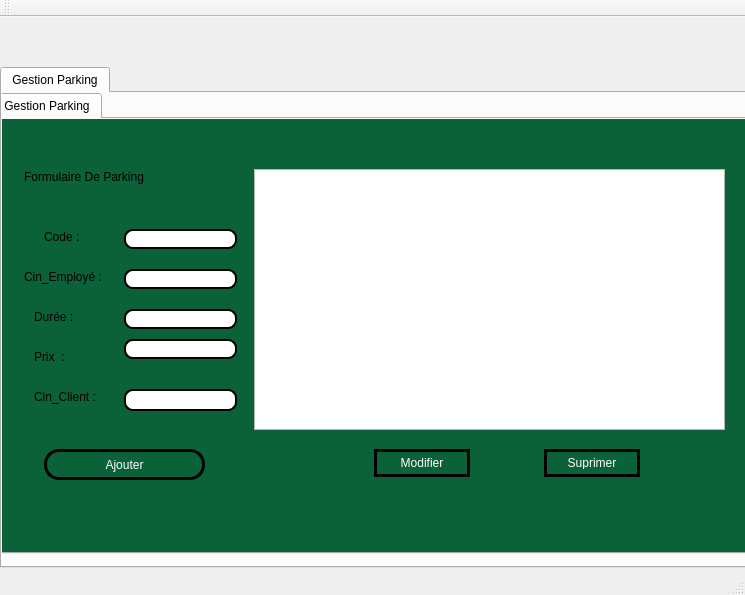
Qt form mainwindow.ui (cyrine00/projet-c-_2A21_G2) before a commit.
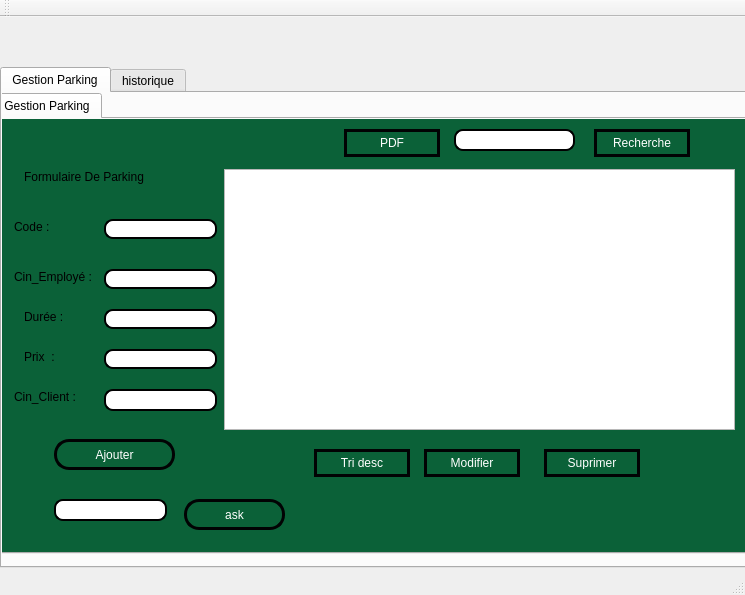
The same form after that commit.

The edit to the form file:
```diff
--- a/mainwindow.ui
+++ b/mainwindow.ui
@@ -55,9 +55,9 @@
        <widget class="QPushButton" name="pbconfirme">
         <property name="geometry">
          <rect>
-          <x>50</x>
-          <y>330</y>
-          <width>161</width>
+          <x>60</x>
+          <y>320</y>
+          <width>121</width>
           <height>31</height>
          </rect>
         </property>
@@ -93,9 +93,9 @@
        <widget class="QLabel" name="label_2">
         <property name="geometry">
          <rect>
-          <x>30</x>
+          <x>20</x>
           <y>150</y>
-          <width>101</width>
+          <width>91</width>
           <height>16</height>
          </rect>
         </property>
@@ -115,8 +115,8 @@
        <widget class="QLineEdit" name="codelin">
         <property name="geometry">
          <rect>
-          <x>130</x>
-          <y>110</y>
+          <x>110</x>
+          <y>100</y>
           <width>113</width>
           <height>20</height>
          </rect>
@@ -135,8 +135,8 @@
        <widget class="QLabel" name="Email">
         <property name="geometry">
          <rect>
-          <x>50</x>
-          <y>110</y>
+          <x>20</x>
+          <y>100</y>
           <width>81</width>
           <height>16</height>
          </rect>
@@ -157,7 +157,7 @@
        <widget class="QLineEdit" name="cin_emp">
         <property name="geometry">
          <rect>
-          <x>130</x>
+          <x>110</x>
           <y>150</y>
           <width>113</width>
           <height>20</height>
@@ -235,7 +235,7 @@
        <widget class="QLabel" name="Email_2">
         <property name="geometry">
          <rect>
-          <x>40</x>
+          <x>30</x>
           <y>190</y>
           <width>81</width>
           <height>16</height>
@@ -257,7 +257,7 @@
        <widget class="QLabel" name="label_3">
         <property name="geometry">
          <rect>
-          <x>40</x>
+          <x>30</x>
           <y>230</y>
           <width>56</width>
           <height>16</height>
@@ -270,7 +270,7 @@
        <widget class="QLineEdit" name="nbh">
         <property name="geometry">
          <rect>
-          <x>130</x>
+          <x>110</x>
           <y>190</y>
           <width>113</width>
           <height>20</height>
@@ -290,8 +290,8 @@
        <widget class="QLineEdit" name="prix">
         <property name="geometry">
          <rect>
-          <x>130</x>
-          <y>220</y>
+          <x>110</x>
+          <y>230</y>
           <width>113</width>
           <height>20</height>
          </rect>
@@ -310,7 +310,7 @@
        <widget class="QLabel" name="label_5">
         <property name="geometry">
          <rect>
-          <x>40</x>
+          <x>20</x>
           <y>270</y>
           <width>91</width>
           <height>16</height>
@@ -323,7 +323,7 @@
        <widget class="QLineEdit" name="cin_cl">
         <property name="geometry">
          <rect>
-          <x>130</x>
+          <x>110</x>
           <y>270</y>
           <width>113</width>
           <height>22</height>
@@ -343,9 +343,9 @@
        <widget class="QTableView" name="tableView">
         <property name="geometry">
          <rect>
-          <x>260</x>
+          <x>230</x>
           <y>50</y>
-          <width>471</width>
+          <width>511</width>
           <height>261</height>
          </rect>
         </property>
@@ -353,7 +353,7 @@
        <widget class="QPushButton" name="pushButton">
         <property name="geometry">
          <rect>
-          <x>380</x>
+          <x>430</x>
           <y>330</y>
           <width>96</width>
           <height>28</height>
@@ -426,6 +426,198 @@
          <string>Suprimer</string>
         </property>
        </widget>
+       <widget class="QPushButton" name="pushButton_3">
+        <property name="geometry">
+         <rect>
+          <x>350</x>
+          <y>10</y>
+          <width>96</width>
+          <height>28</height>
+         </rect>
+        </property>
+        <property name="styleSheet">
+         <string notr="true">QPushButton {
+color: #ffffff;
+border: 3px solid #010203;
+font: 8pt &quot;MS Reference Sans Serif&quot;;
+border-radius: 15px;
+padding: 5px;
+background: qradialgradient(cx: 0.3, cy: -0.4,
+fx: 0.3, fy: -0.4,
+radius: 3, stop: 0 #010203, stop: 1 #c4c9c7);
+min-width: 80px;
+}
+
+QPushButton:hover {
+background: qradialgradient(cx: 0.3, cy: -0.4,
+fx: 0.3, fy: -0.4,
+radius: 3, stop: 0 #010203, stop: 1 #010203);
+}
+
+ QPushButton:pressed {
+background: qradialgradient(cx: 0.4, cy: -0.1,
+fx: 0.4, fy: -0.1,
+radius: 3, stop: 0 #c4c9c7, stop: 1 #c4c9c7);
+}</string>
+        </property>
+        <property name="text">
+         <string>PDF</string>
+        </property>
+       </widget>
+       <widget class="QLineEdit" name="rechercheLine">
+        <property name="geometry">
+         <rect>
+          <x>460</x>
+          <y>10</y>
+          <width>121</width>
+          <height>22</height>
+         </rect>
+        </property>
+        <property name="styleSheet">
+         <string notr="true">QLineEdit
+{
+border-radius:9px;
+border: 2px solid #000000;
+background: qradialgradient(cx: 0.3, cy: -0.4,
+fx: 0.0, fy: -0.0,
+radius: 1.89, stop: 0 #ffffff, stop: 1 #999);
+}</string>
+        </property>
+       </widget>
+       <widget class="QPushButton" name="recherche">
+        <property name="geometry">
+         <rect>
+          <x>600</x>
+          <y>10</y>
+          <width>96</width>
+          <height>28</height>
+         </rect>
+        </property>
+        <property name="styleSheet">
+         <string notr="true">QPushButton {
+color: #ffffff;
+border: 3px solid #010203;
+font: 8pt &quot;MS Reference Sans Serif&quot;;
+border-radius: 15px;
+padding: 5px;
+background: qradialgradient(cx: 0.3, cy: -0.4,
+fx: 0.3, fy: -0.4,
+radius: 3, stop: 0 #010203, stop: 1 #c4c9c7);
+min-width: 80px;
+}
+
+QPushButton:hover {
+background: qradialgradient(cx: 0.3, cy: -0.4,
+fx: 0.3, fy: -0.4,
+radius: 3, stop: 0 #010203, stop: 1 #010203);
+}
+
+ QPushButton:pressed {
+background: qradialgradient(cx: 0.4, cy: -0.1,
+fx: 0.4, fy: -0.1,
+radius: 3, stop: 0 #c4c9c7, stop: 1 #c4c9c7);
+}</string>
+        </property>
+        <property name="text">
+         <string>Recherche</string>
+        </property>
+       </widget>
+       <widget class="QPushButton" name="pushButton_4">
+        <property name="geometry">
+         <rect>
+          <x>320</x>
+          <y>330</y>
+          <width>96</width>
+          <height>28</height>
+         </rect>
+        </property>
+        <property name="styleSheet">
+         <string notr="true">QPushButton {
+color: #ffffff;
+border: 3px solid #010203;
+font: 8pt &quot;MS Reference Sans Serif&quot;;
+border-radius: 15px;
+padding: 5px;
+background: qradialgradient(cx: 0.3, cy: -0.4,
+fx: 0.3, fy: -0.4,
+radius: 3, stop: 0 #010203, stop: 1 #c4c9c7);
+min-width: 80px;
+}
+
+QPushButton:hover {
+background: qradialgradient(cx: 0.3, cy: -0.4,
+fx: 0.3, fy: -0.4,
+radius: 3, stop: 0 #010203, stop: 1 #010203);
+}
+
+ QPushButton:pressed {
+background: qradialgradient(cx: 0.4, cy: -0.1,
+fx: 0.4, fy: -0.1,
+radius: 3, stop: 0 #c4c9c7, stop: 1 #c4c9c7);
+}</string>
+        </property>
+        <property name="text">
+         <string>Tri desc</string>
+        </property>
+       </widget>
+       <widget class="QPushButton" name="pb_ask">
+        <property name="geometry">
+         <rect>
+          <x>190</x>
+          <y>380</y>
+          <width>101</width>
+          <height>31</height>
+         </rect>
+        </property>
+        <property name="styleSheet">
+         <string notr="true">QPushButton {
+color: #ffffff;
+border: 3px solid #010203;
+font: 8pt &quot;MS Reference Sans Serif&quot;;
+border-radius: 15px;
+padding: 5px;
+background: qradialgradient(cx: 0.3, cy: -0.4,
+fx: 0.3, fy: -0.4,
+radius: 3, stop: 0 #010203, stop: 1 #c4c9c7);
+min-width: 80px;
+}
+
+QPushButton:hover {
+background: qradialgradient(cx: 0.3, cy: -0.4,
+fx: 0.3, fy: -0.4,
+radius: 3, stop: 0 #010203, stop: 1 #010203);
+}
+
+ QPushButton:pressed {
+background: qradialgradient(cx: 0.4, cy: -0.1,
+fx: 0.4, fy: -0.1,
+radius: 3, stop: 0 #c4c9c7, stop: 1 #c4c9c7);
+}</string>
+        </property>
+        <property name="text">
+         <string>ask</string>
+        </property>
+       </widget>
+       <widget class="QLineEdit" name="le_pb_ask">
+        <property name="geometry">
+         <rect>
+          <x>60</x>
+          <y>380</y>
+          <width>113</width>
+          <height>22</height>
+         </rect>
+        </property>
+        <property name="styleSheet">
+         <string notr="true">QLineEdit
+{
+border-radius:9px;
+border: 2px solid #000000;
+background: qradialgradient(cx: 0.3, cy: -0.4,
+fx: 0.0, fy: -0.0,
+radius: 1.89, stop: 0 #ffffff, stop: 1 #999);
+}</string>
+        </property>
+       </widget>
        <zorder>label_20</zorder>
        <zorder>pbconfirme</zorder>
        <zorder>label_2</zorder>
@@ -442,9 +634,68 @@
        <zorder>tableView</zorder>
        <zorder>pushButton</zorder>
        <zorder>pushButton_2</zorder>
+       <zorder>pushButton_3</zorder>
+       <zorder>rechercheLine</zorder>
+       <zorder>recherche</zorder>
+       <zorder>pushButton_4</zorder>
+       <zorder>pb_ask</zorder>
+       <zorder>le_pb_ask</zorder>
       </widget>
      </widget>
     </widget>
+    <widget class="QWidget" name="tab">
+     <attribute name="title">
+      <string>historique</string>
+     </attribute>
+     <widget class="QTableView" name="tabpartenaire_2">
+      <property name="geometry">
+       <rect>
+        <x>20</x>
+        <y>40</y>
+        <width>591</width>
+        <height>371</height>
+       </rect>
+      </property>
+     </widget>
+     <widget class="QPushButton" name="pbconfirme_2">
+      <property name="geometry">
+       <rect>
+        <x>610</x>
+        <y>110</y>
+        <width>161</width>
+        <height>31</height>
+       </rect>
+      </property>
+      <property name="styleSheet">
+       <string notr="true">QPushButton {
+color: #ffffff;
+border: 3px solid #010203;
+font: 8pt &quot;MS Reference Sans Serif&quot;;
+border-radius: 15px;
+padding: 5px;
+background: qradialgradient(cx: 0.3, cy: -0.4,
+fx: 0.3, fy: -0.4,
+radius: 3, stop: 0 #010203, stop: 1 #c4c9c7);
+min-width: 80px;
+}
+
+QPushButton:hover {
+background: qradialgradient(cx: 0.3, cy: -0.4,
+fx: 0.3, fy: -0.4,
+radius: 3, stop: 0 #010203, stop: 1 #010203);
+}
+
+ QPushButton:pressed {
+background: qradialgradient(cx: 0.4, cy: -0.1,
+fx: 0.4, fy: -0.1,
+radius: 3, stop: 0 #c4c9c7, stop: 1 #c4c9c7);
+}</string>
+      </property>
+      <property name="text">
+       <string>Ajouter</string>
+      </property>
+     </widget>
+    </widget>
    </widget>
   </widget>
   <widget class="QMenuBar" name="menuBar">
```
